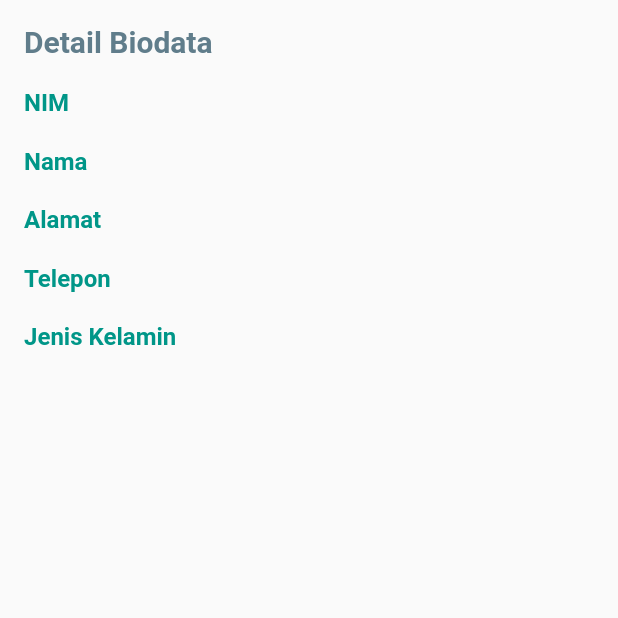
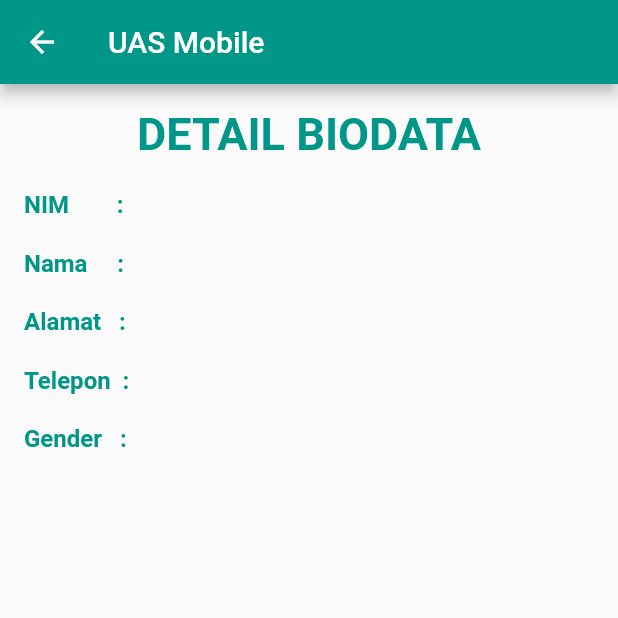
Before and after one commit to bellasoniadwi/UAS_Mobile, a Flutter app: the ViewStudent screen opened directly with empty values, on a phone screen of 412 x 824 dp, the top half of it. Run offline on Flutter 3.47's test engine with Material 2 defaults, Android fonts, the phone set to English and light mode, and no system bars; our stand-ins replace sqflite; accounts and stored records are empty.

Commit message:
set inputtype nim & telepon to number

```diff
--- a/lib/screens/addStudent.dart
+++ b/lib/screens/addStudent.dart
@@ -27,6 +27,10 @@ class _AddStudent extends State<AddStudent> {
   @override
   Widget build(BuildContext context) {
     return Scaffold(
+      appBar: AppBar(
+        title: const Text("UAS Mobile"),
+        backgroundColor: Colors.teal,
+      ),
       body: SingleChildScrollView(
         child: Container(
           padding: const EdgeInsets.all(16.0),
@@ -46,6 +50,7 @@ class _AddStudent extends State<AddStudent> {
                 height: 20.0,
               ),
               TextField(
+                keyboardType: TextInputType.number,
                   controller: _studentNimController,
                   decoration: InputDecoration(
                     border: const OutlineInputBorder(),
@@ -83,6 +88,7 @@ class _AddStudent extends State<AddStudent> {
                 height: 20.0,
               ),
               TextField(
+                keyboardType: TextInputType.number,
                   controller: _studentTeleponController,
                   decoration: InputDecoration(
                     border: const OutlineInputBorder(),
--- a/lib/screens/viewStudent.dart
+++ b/lib/screens/viewStudent.dart
@@ -14,30 +14,36 @@ class _ViewStudentState extends State<ViewStudent> {
   @override
   Widget build(BuildContext context) {
     return Scaffold(
-        body: Container(
+      appBar: AppBar(
+        title: const Text("UAS Mobile"),
+        backgroundColor: Colors.teal,
+      ),
+      body: Container(
       padding: EdgeInsets.all(16.0),
       child: Column(
         crossAxisAlignment: CrossAxisAlignment.start,
         children: [
-          const Text(
-            "Detail Biodata",
-            style: TextStyle(
-                fontWeight: FontWeight.w600,
-                color: Colors.blueGrey,
-                fontSize: 20),
-          ),
+          const Center(
+                child: Text(
+                  'DETAIL BIODATA',
+                  style: TextStyle(
+                      fontSize: 30,
+                      color: Colors.teal,
+                      fontWeight: FontWeight.bold),
+                ),
+              ),
           const SizedBox(
             height: 20,
           ),
           Row(
             children: [
-              const Text('NIM',
+              const Text('NIM        :',
                   style: TextStyle(
                       color: Colors.teal,
                       fontSize: 16,
                       fontWeight: FontWeight.w600)),
               Padding(
-                padding: const EdgeInsets.only(left: 30),
+                padding: const EdgeInsets.only(left: 20),
                 child: Text(widget.student.nim ?? '',
                     style: TextStyle(fontSize: 16)),
               ),
@@ -48,13 +54,13 @@ class _ViewStudentState extends State<ViewStudent> {
           ),
           Row(
             children: [
-              const Text('Nama',
+              const Text('Nama     :',
                   style: TextStyle(
                       color: Colors.teal,
                       fontSize: 16,
                       fontWeight: FontWeight.w600)),
               Padding(
-                padding: const EdgeInsets.only(left: 25),
+                padding: const EdgeInsets.only(left: 20),
                 child: Text(widget.student.nama ?? '',
                     style: TextStyle(fontSize: 16)),
               ),
@@ -65,13 +71,13 @@ class _ViewStudentState extends State<ViewStudent> {
           ),
           Row(
             children: [
-              const Text('Alamat',
+              const Text('Alamat   :',
                   style: TextStyle(
                       color: Colors.teal,
                       fontSize: 16,
                       fontWeight: FontWeight.w600)),
               Padding(
-                padding: const EdgeInsets.only(left: 25),
+                padding: const EdgeInsets.only(left: 20),
                 child: Text(widget.student.alamat ?? '',
                     style: TextStyle(fontSize: 16)),
               ),
@@ -82,13 +88,13 @@ class _ViewStudentState extends State<ViewStudent> {
           ),
           Row(
             children: [
-              const Text('Telepon',
+              const Text('Telepon  :',
                   style: TextStyle(
                       color: Colors.teal,
                       fontSize: 16,
                       fontWeight: FontWeight.w600)),
               Padding(
-                padding: const EdgeInsets.only(left: 25),
+                padding: const EdgeInsets.only(left: 20),
                 child: Text(widget.student.telepon ?? '',
                     style: TextStyle(fontSize: 16)),
               ),
@@ -99,13 +105,13 @@ class _ViewStudentState extends State<ViewStudent> {
           ),
           Row(
             children: [
-              const Text('Jenis Kelamin',
+              const Text('Gender   :',
                   style: TextStyle(
                       color: Colors.teal,
                       fontSize: 16,
                       fontWeight: FontWeight.w600)),
               Padding(
-                padding: const EdgeInsets.only(left: 25),
+                padding: const EdgeInsets.only(left: 20),
                 child: Text(widget.student.gender ?? '',
                     style: TextStyle(fontSize: 16)),
               ),
```
Also changed, not shown: lib/main.dart (+42 -4 lines).
